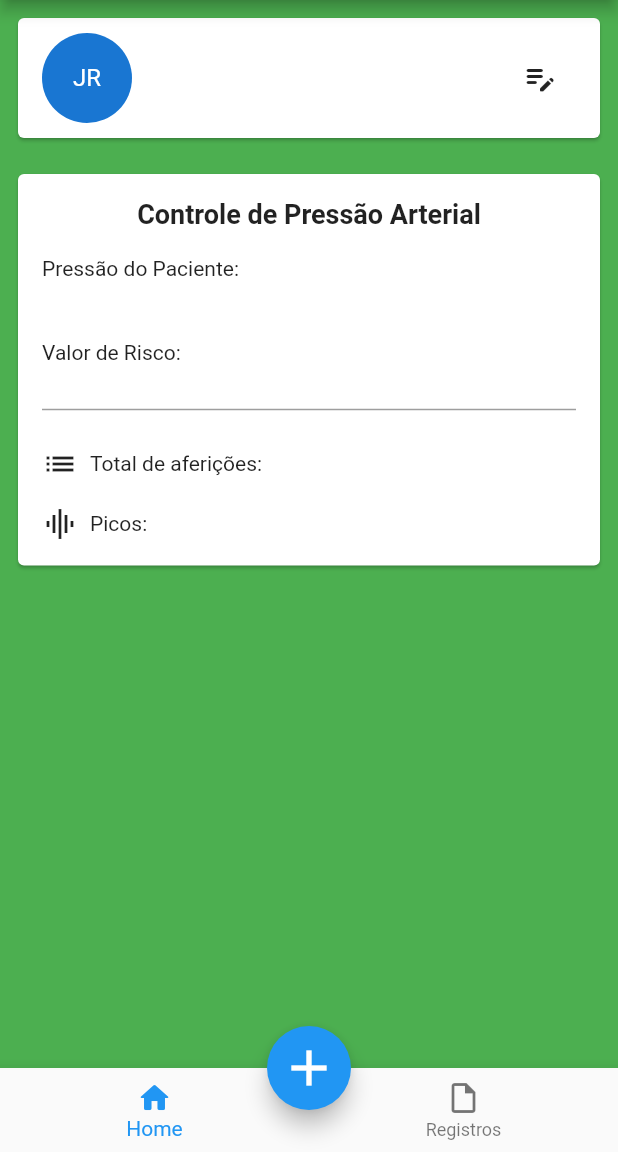
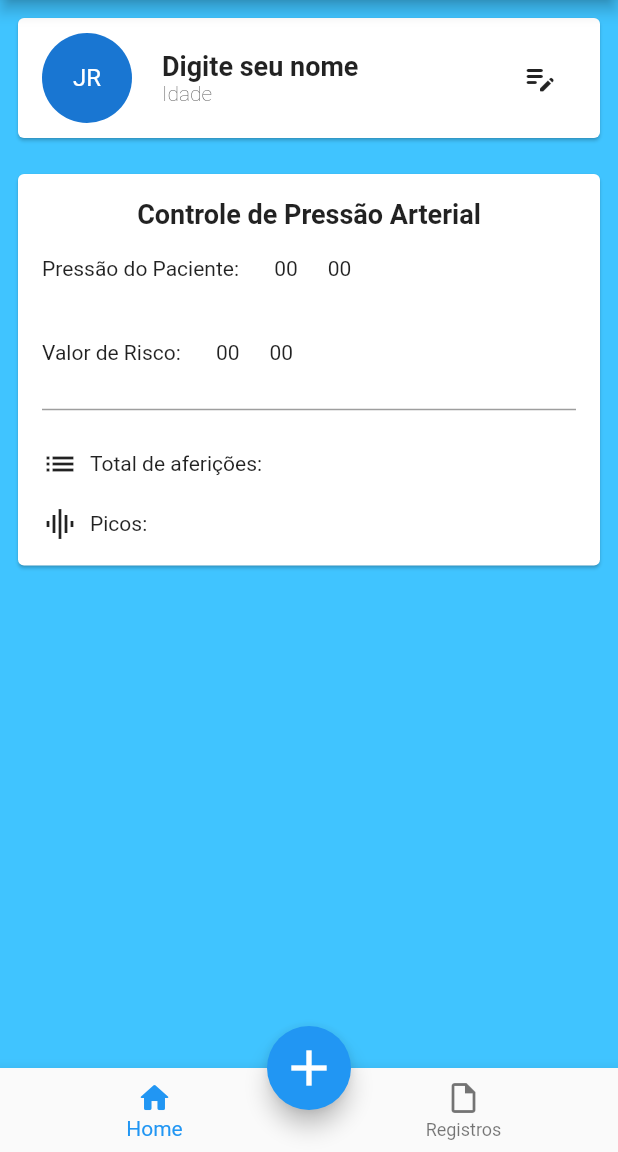
Before and after one commit to JuniorFonseca08/Monitor-Arterial, a Flutter app: the screen it shows after launch, on a phone screen of 412 x 824 dp, the part 84-1236 px from its top. Run offline on Flutter 3.47's test engine with Material 2 defaults, Android fonts, the phone set to English and light mode, and no system bars; our stand-ins replace shared_preferences.

Commit message:
erro async

```diff
--- a/lib/paginas/home/abas/afazeres_tab.dart
+++ b/lib/paginas/home/abas/afazeres_tab.dart
@@ -27,7 +27,7 @@ class _AfazeresTabState extends State<AfazeresTab> {
 
     return Container(
       padding: const EdgeInsets.all(8),
-      color: Colors.green,
+      color: Colors.lightBlueAccent,
       child: Column(crossAxisAlignment: CrossAxisAlignment.start, children: [
         Card(
           child: Padding(
@@ -43,13 +43,13 @@ class _AfazeresTabState extends State<AfazeresTab> {
                   Text(
                       store.listaAfazeres.isNotEmpty
                           ? store.listaAfazeres[0].nome
-                          : '',
+                          : 'Digite seu nome',
                       style: const TextStyle(
                           fontSize: 18, fontWeight: FontWeight.w700)),
                   Text(
                       store.listaAfazeres.isNotEmpty
                           ? store.listaAfazeres[0].idade.toString()
-                          : '',
+                          : 'Idade',
                       style: const TextStyle(
                           fontSize: 14, fontWeight: FontWeight.w200)),
                 ]),
@@ -78,11 +78,11 @@ class _AfazeresTabState extends State<AfazeresTab> {
                   const EspacamentoComponente(size: 20, isHorizontal: true),
                   Text(store.listaAfazeres.isNotEmpty
                       ? store.listaAfazeres[0].pressaoPacienteMax.toString()
-                      : ''),
+                      : '00'),
                   const EspacamentoComponente(size: 20, isHorizontal: true),
                   Text(store.listaAfazeres.isNotEmpty
                       ? store.listaAfazeres[0].pressaoPacienteMin.toString()
-                      : ''),
+                      : '00'),
                   const EspacamentoComponente(size: 20, isHorizontal: true),
                 ],
               ),
@@ -93,11 +93,11 @@ class _AfazeresTabState extends State<AfazeresTab> {
                   const EspacamentoComponente(size: 20, isHorizontal: true),
                   Text(store.listaAfazeres.isNotEmpty
                       ? store.listaAfazeres[0].pressaoRiscoMax.toString()
-                      : ''),
+                      : '00'),
                   const EspacamentoComponente(size: 20, isHorizontal: true),
                   Text(store.listaAfazeres.isNotEmpty
                       ? store.listaAfazeres[0].pressaoRiscoMin.toString()
-                      : ''),
+                      : '00'),
                   const EspacamentoComponente(size: 60, isHorizontal: true),
                 ],
               ),
```
Also changed, not shown: lib/entities/afazer_entity.dart (+10 -10 lines).
